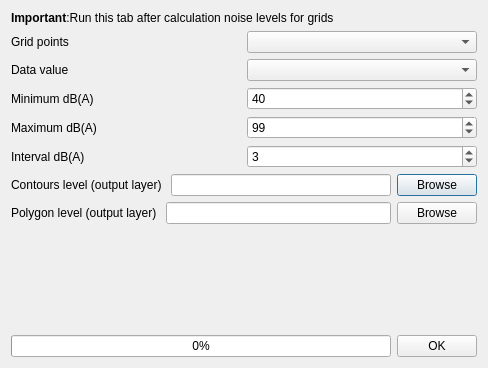
pierluigiderosa/openoise, file tools/ui_CreateGrid.ui: the form before one commit.
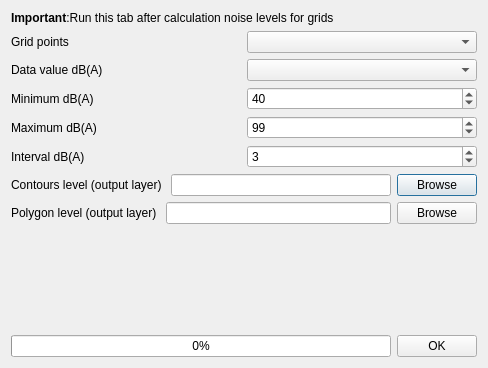
The form after the commit. Custom widgets are drawn as their Qt base class.

Diff of the .ui file:
```diff
--- a/tools/ui_CreateGrid.ui
+++ b/tools/ui_CreateGrid.ui
@@ -40,7 +40,7 @@
      <item>
       <widget class="QLabel" name="label_5">
        <property name="text">
-        <string>Data value</string>
+        <string>Data value dB(A)</string>
        </property>
       </widget>
      </item>
```
